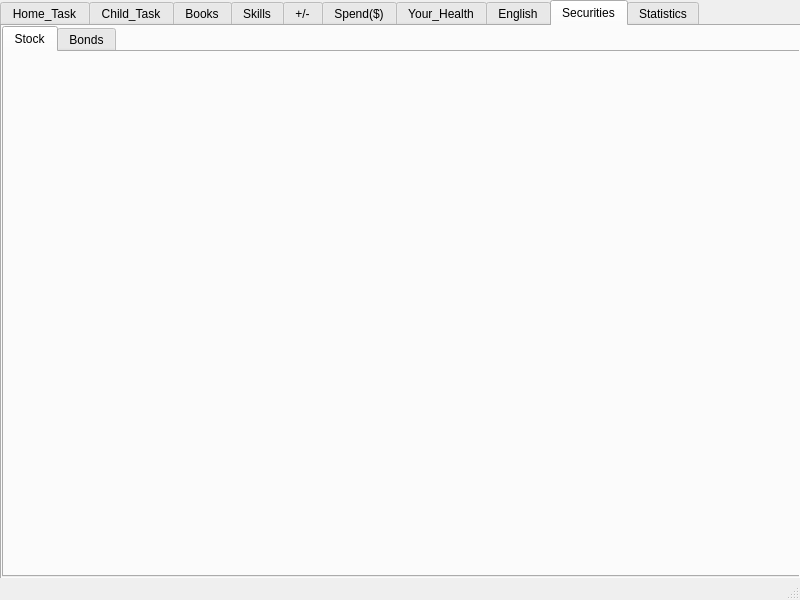
Before: the Qt Designer form ToDoNotes/mainwindow.ui in andreyschelkovo/ToDoNotes, drawn with Qt 5.
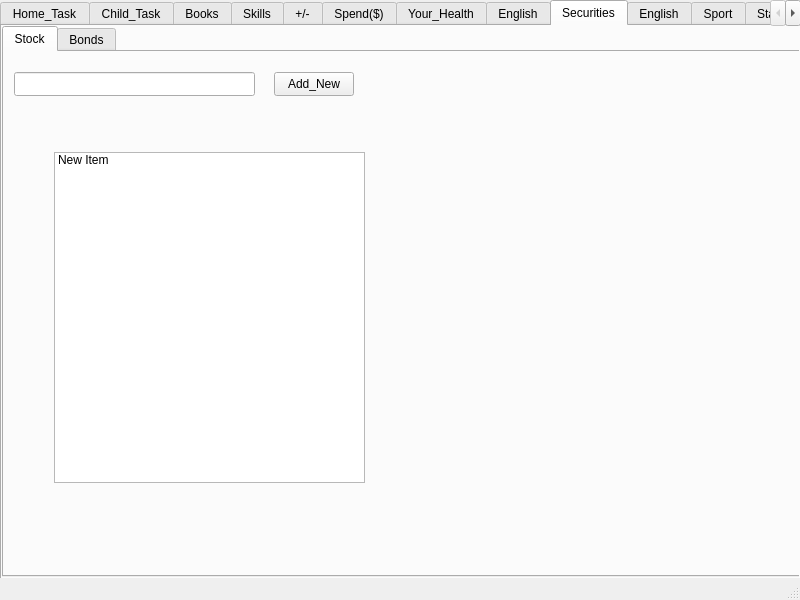
After: the same form once the commit is applied. The open tabs and pages were chosen to show the change.

Commit message: read notes

```diff
--- a/ToDoNotes/mainwindow.ui
+++ b/ToDoNotes/mainwindow.ui
@@ -86,6 +86,44 @@
        <attribute name="title">
         <string>Stock</string>
        </attribute>
+       <widget class="QLineEdit" name="lineEdit">
+        <property name="geometry">
+         <rect>
+          <x>10</x>
+          <y>20</y>
+          <width>241</width>
+          <height>24</height>
+         </rect>
+        </property>
+       </widget>
+       <widget class="QPushButton" name="Add_New_btn">
+        <property name="geometry">
+         <rect>
+          <x>270</x>
+          <y>20</y>
+          <width>80</width>
+          <height>24</height>
+         </rect>
+        </property>
+        <property name="text">
+         <string>Add_New</string>
+        </property>
+       </widget>
+       <widget class="QListWidget" name="listWidget">
+        <property name="geometry">
+         <rect>
+          <x>50</x>
+          <y>100</y>
+          <width>311</width>
+          <height>331</height>
+         </rect>
+        </property>
+        <item>
+         <property name="text">
+          <string>New Item</string>
+         </property>
+        </item>
+       </widget>
       </widget>
       <widget class="QWidget" name="tab_11">
        <attribute name="title">
@@ -94,6 +132,16 @@
       </widget>
      </widget>
     </widget>
+    <widget class="QWidget" name="tab_12">
+     <attribute name="title">
+      <string>English</string>
+     </attribute>
+    </widget>
+    <widget class="QWidget" name="tab_13">
+     <attribute name="title">
+      <string>Sport</string>
+     </attribute>
+    </widget>
     <widget class="QWidget" name="tab_8">
      <attribute name="title">
       <string>Statistics</string>
```
Left out of the diff: 2 changed lines with no effect on the pictures. The commit also changes 2 other files.
